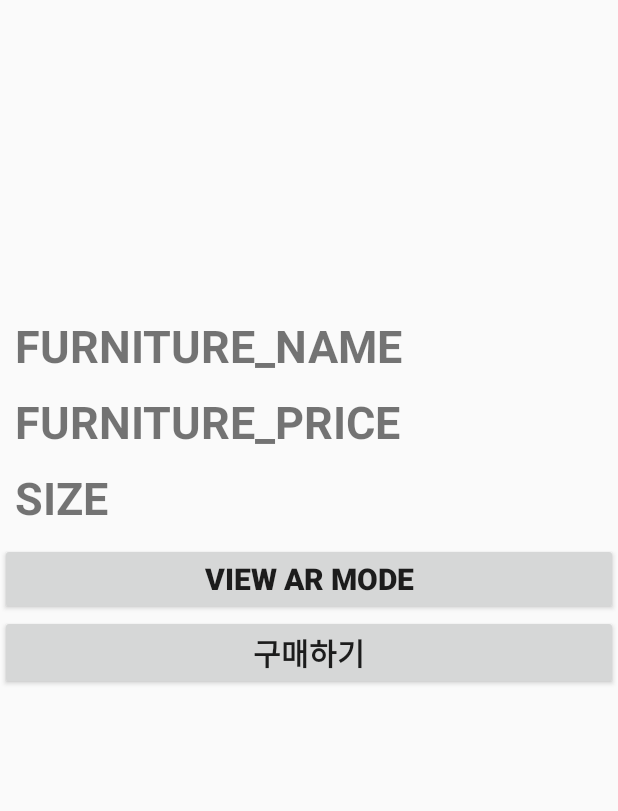
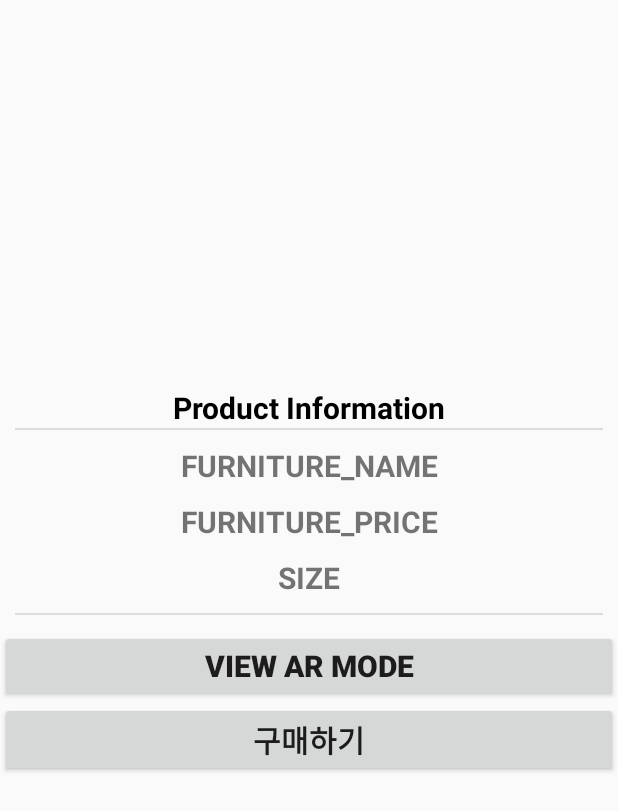
Before and after one commit to hglee93/2019spring_41class_team1, an Android app: the layout activity_detail.xml on its own in the app's theme, with its tools: preview values and no code run, on a phone screen of 412 x 824 dp. Shown: the top 811 px of the screen. Run offline under Robolectric (Android 15) with nearby library versions, the phone set to English and light mode, and no system bars.

Commit message:
Modified Detail UI

```diff
--- a/src/app/src/main/java/com/team/gajimarket/fragment/FragmentHome.java
+++ b/src/app/src/main/java/com/team/gajimarket/fragment/FragmentHome.java
@@ -100,7 +100,7 @@
                     String width = postSnapshot.getValue(FurnitureData.class).getWidth();
                     String depth = postSnapshot.getValue(FurnitureData.class).getDepth();
                     String height = postSnapshot.getValue(FurnitureData.class).getHeight();
-                    String size = width + " X " + depth + " X " + height;
+                    String size = width + " x " + depth + " x " + height;
 
                     fullURL = "gs://eggplant-market.appspot.com";
                     StorageReference storageReference = storage.getReferenceFromUrl(fullURL)
--- a/src/app/src/main/res/layout/activity_detail.xml
+++ b/src/app/src/main/res/layout/activity_detail.xml
@@ -9,37 +9,56 @@
 
     <ImageView
         android:id="@+id/pickedItemImage"
+        android:layout_marginTop="24dp"
         android:layout_width="match_parent"
-        android:layout_height="200dp" />
+        android:layout_height="200dp"
+        android:layout_marginBottom="24dp"/>
 
     <LinearLayout
         android:layout_width="match_parent"
         android:layout_height="wrap_content"
         android:orientation="vertical"
         android:layout_margin="10dp">
+
+        <TextView
+            android:id="@+id/pickedItemInfo"
+            android:layout_width="match_parent"
+            android:layout_height="wrap_content"
+            android:gravity="center"
+            android:textColor="@android:color/black"
+            android:textStyle="bold"
+            android:textSize="20dp"
+            android:text="Product Information" />
+        <View style="@style/Divider" />
         <TextView
             android:id="@+id/pickedItemName"
-            android:layout_width="wrap_content"
+            android:layout_width="match_parent"
             android:layout_height="wrap_content"
+            android:gravity="center"
             android:textStyle="bold"
-            android:textSize="30dp"
-            android:text="FURNITURE_NAME" />
+            android:textSize="20dp"
+            android:text="FURNITURE_NAME"
+            android:layout_marginTop="10dp"/>
         <TextView
             android:id="@+id/pickedItemPrice"
-            android:layout_width="wrap_content"
+            android:layout_width="match_parent"
             android:layout_height="wrap_content"
+            android:gravity="center"
             android:textStyle="bold"
-            android:textSize="30dp"
+            android:textSize="20dp"
             android:text="FURNITURE_PRICE"
             android:layout_marginTop="10dp"/>
         <TextView
             android:id="@+id/pickedItemSize"
-            android:layout_width="wrap_content"
+            android:layout_width="match_parent"
             android:layout_height="wrap_content"
+            android:gravity="center"
             android:textStyle="bold"
-            android:textSize="30dp"
+            android:textSize="20dp"
             android:text="SIZE"
-            android:layout_marginTop="10dp"/>
+            android:layout_marginTop="10dp"
+            android:layout_marginBottom="10dp"/>
+        <View style="@style/Divider" />
     </LinearLayout>
 
     <Button
--- a/src/app/src/main/res/layout/activity_main.xml
+++ b/src/app/src/main/res/layout/activity_main.xml
@@ -15,7 +15,7 @@
     <android.support.design.widget.TabLayout
         android:id="@+id/tabs"
         android:layout_width="match_parent"
-        android:layout_height="84dp"
+        android:layout_height="72dp"
         android:background="@android:color/holo_purple"
         android:elevation="1dp"
         app:layout_anchor="@+id/container"
--- a/src/app/src/main/res/layout/fragment_mypage.xml
+++ b/src/app/src/main/res/layout/fragment_mypage.xml
@@ -48,7 +48,7 @@
                 android:layout_gravity="center"
                 android:gravity="center_horizontal"
                 android:layout_weight="2"
-                android:text="jeuslhg@gmail.com"
+                android:text="E-Mail"
                 android:textSize="20dp" />
 
         </LinearLayout>
@@ -78,7 +78,7 @@
                 android:layout_gravity="center"
                 android:gravity="center_horizontal"
                 android:layout_weight="2"
-                android:text="이희관"
+                android:text="NAME"
                 android:textSize="20dp" />
 
         </LinearLayout>
```
Also changed, not shown: src/app/src/main/res/layout/item_recycler_view.xml (+14 -29 lines).
